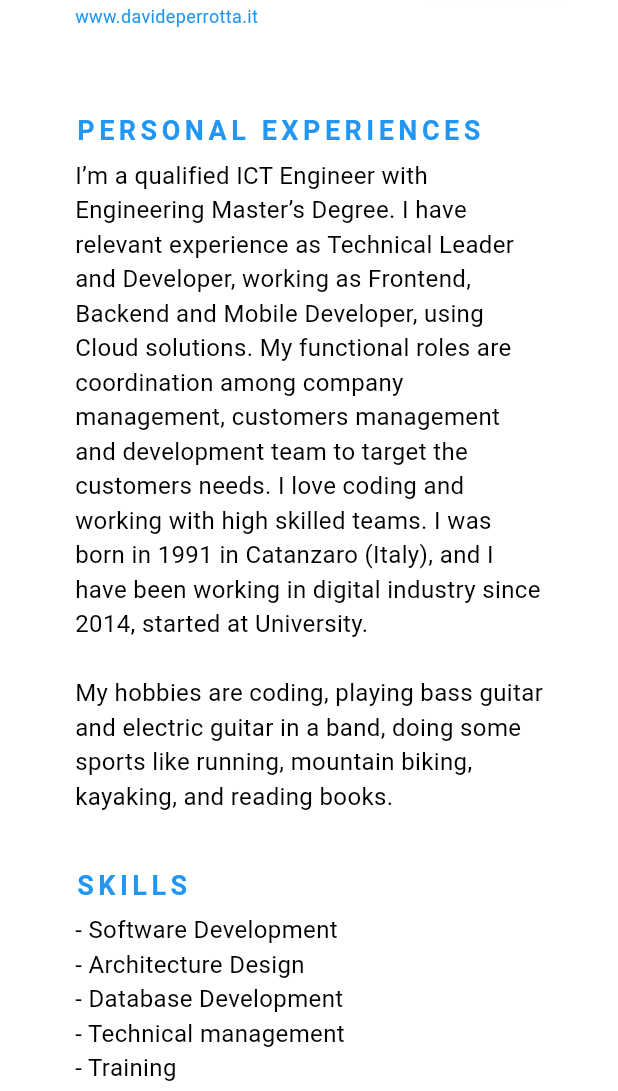
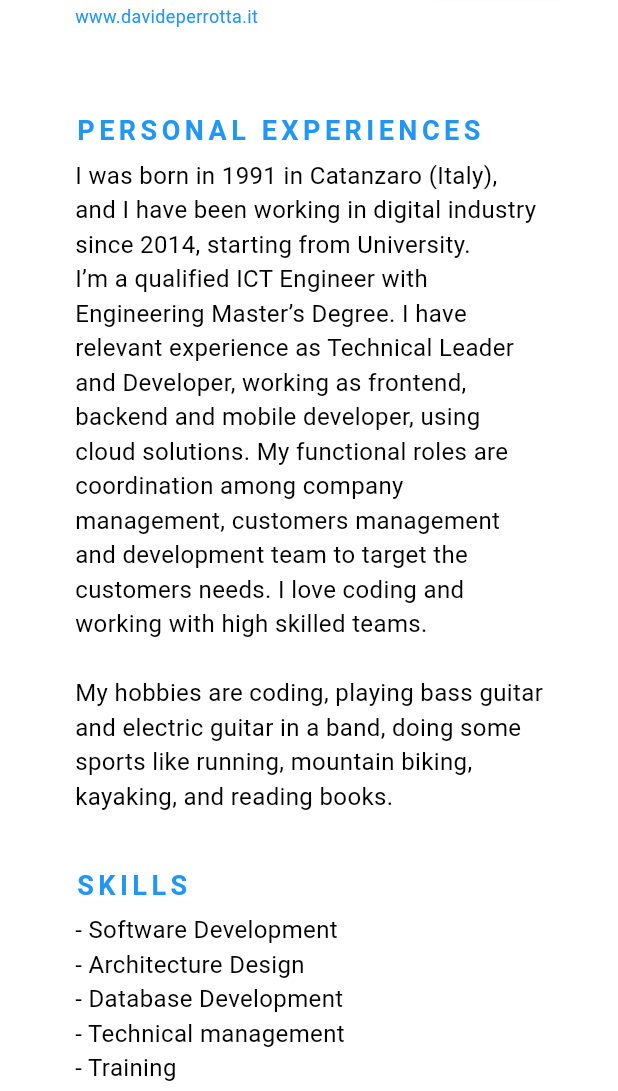
Before and after one commit to davideperrotta/resume_app, a Flutter app: the screen it shows after launch, on a phone screen of 412 x 824 dp, the part 145-1236 px from its top. Run offline on Flutter 3.47's test engine with Material 3 defaults, Android fonts, the light colour scheme and no system bars; our stand-ins replace bloc, equatable, flutter_bloc, responsive_builder.

Commit message:
update description 2

```diff
--- a/lib/main.dart
+++ b/lib/main.dart
@@ -71,7 +71,7 @@ class LeftColumn extends StatelessWidget {
         ),
         Container(
           child: Text(
-            'I’m a qualified ICT Engineer with Engineering Master’s Degree. I have relevant experience as Technical Leader and Developer, working as Frontend, Backend and Mobile Developer, using Cloud solutions. My functional roles are coordination among company management, customers management and development team to target the customers needs. I love coding and working with high skilled teams. I was born in 1991 in Catanzaro (Italy), and I have been working in digital industry since 2014, started at University. \n\nMy hobbies are coding, playing bass guitar and electric guitar in a band, doing some sports like running, mountain biking, kayaking, and reading books.',
+            'I was born in 1991 in Catanzaro (Italy), and I have been working in digital industry since 2014, starting from University.\nI’m a qualified ICT Engineer with Engineering Master’s Degree. I have relevant experience as Technical Leader and Developer, working as frontend, backend and mobile developer, using cloud solutions. My functional roles are coordination among company management, customers management and development team to target the customers needs. I love coding and working with high skilled teams.\n\nMy hobbies are coding, playing bass guitar and electric guitar in a band, doing some sports like running, mountain biking, kayaking, and reading books.',
             style: descriptionStyle,
           ),
         ),
```
